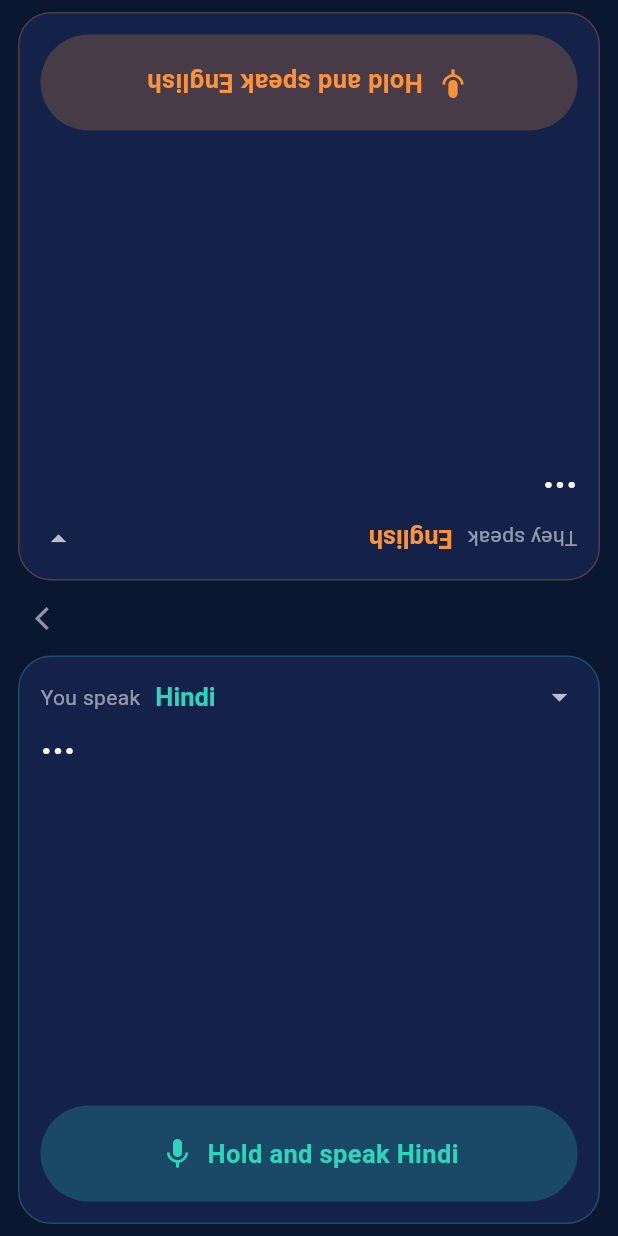
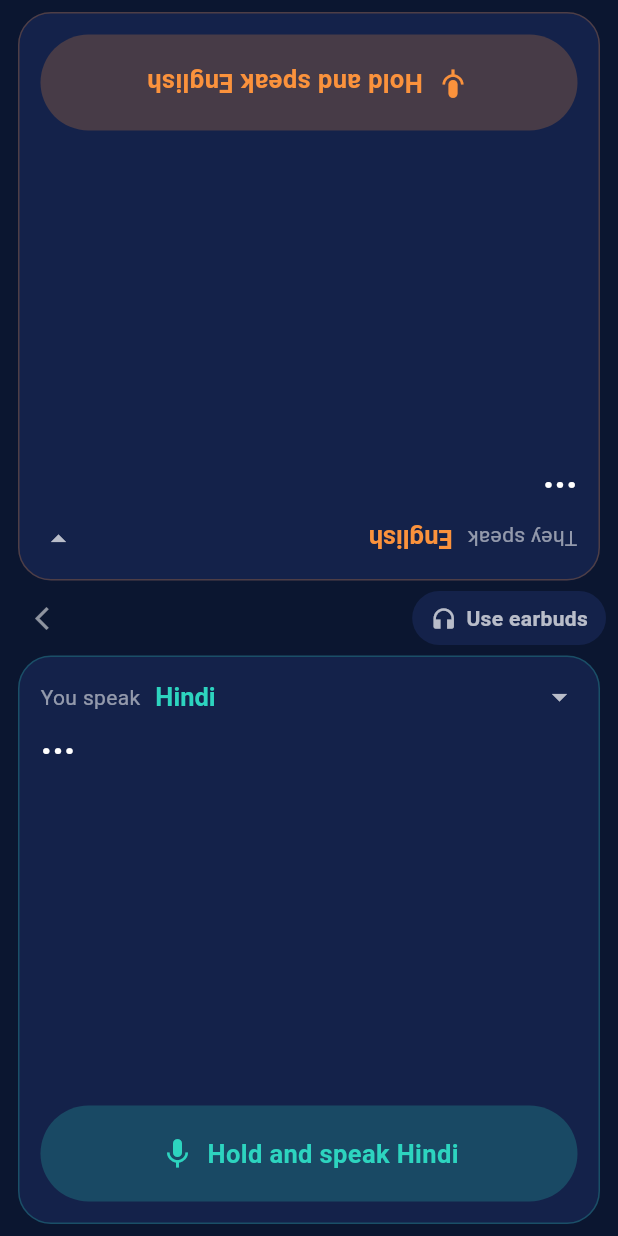
Before and after one commit to gladson-na/tilaya-tilvi, a Flutter app: the TranslateScreen screen opened directly with empty values, on a phone screen of 412 x 824 dp. Run offline on Flutter 3.47's test engine with Material 3 defaults, Android fonts, the phone set to English and light mode, and no system bars; our stand-ins replace audioplayers, flutter_tts, geolocator, speech_to_text; missing offline and left inert: flutter_overlay_window, record, sherpa_onnx; network calls fail.

Commit message:
Three note copies, earbud mode, noise, bubble animation (#43)
* Notes: original plus own-language copy and translation; earbud mode; noise filtering; animated bubble

Co-Authored-By: Claude Sonnet 5.5 <noreply@anthropic.com>
Claude-Session: https://claude.ai/code/session_01LgKE1eCwhuyFEQGMjyRqa5

* Fix pan argument going to the wrong request

Co-Authored-By: Claude Sonnet 5.5 <noreply@anthropic.com>
Claude-Session: https://claude.ai/code/session_01LgKE1eCwhuyFEQGMjyRqa5

---------

Co-authored-by: Claude <noreply@anthropic.com>

```diff
--- a/app/lib/api.dart
+++ b/app/lib/api.dart
@@ -90,12 +90,12 @@ class Api {
   }
 
   /// Sarvam voice as audio bytes, or null if the server voice is not available.
-  static Future<Uint8List?> speak(String text, String lang) async {
+  static Future<Uint8List?> speak(String text, String lang, {String? pan}) async {
     if (slow) return null; // slow internet: the phone's own voice, nothing to download
     try {
       final res = await http
           .post(Uri.parse('$base/speak'),
-              headers: {'Content-Type': 'application/json'}, body: jsonEncode({'text': text, 'lang': lang}))
+              headers: {'Content-Type': 'application/json'}, body: jsonEncode({'text': text, 'lang': lang, if (pan != null) 'pan': pan}))
           .timeout(const Duration(seconds: 40));
       final j = jsonDecode(res.body) as Map<String, dynamic>;
       final a = j['audio'] as String?;
@@ -238,7 +238,7 @@ class Mic {
     ext = opus ? 'ogg' : 'm4a';
     final path = '${dir.path}/tilda_${DateTime.now().microsecondsSinceEpoch}.$ext';
     await _rec.start(
-        RecordConfig(encoder: opus ? AudioEncoder.opus : AudioEncoder.aacLc, sampleRate: 16000, numChannels: 1, bitRate: 20000),
+        RecordConfig(encoder: opus ? AudioEncoder.opus : AudioEncoder.aacLc, sampleRate: 16000, numChannels: 1, bitRate: 20000, echoCancel: true, noiseSuppress: true, autoGain: true),
         path: path);
     _path = path;
     _t0 = DateTime.now();
--- a/app/lib/personal_style.dart
+++ b/app/lib/personal_style.dart
@@ -13,6 +13,8 @@ class PersonalStyle {
   bool keepAudio = false; // keep reviewed recordings on this phone for later personal training (off by default)
   final Set<String> myLangs = {'hi-IN', 'od-IN', 'en-IN'}; // languages the user speaks; guides detection
   bool setupDone = false; // the first-run language question has been answered
+  String copyLang = ''; // Notes: second copy of what was said, in this language's script ('' = off)
+  String meaningLang = ''; // Notes: translation into this language ('' = off)
   String notesLang = 'hi-IN'; // the language notes are also written or translated into
   bool firstDone = false; // the first successful dictation has happened
   double trainedSeconds = 0; // reviewed speech collected so far
@@ -48,6 +50,8 @@ class PersonalStyle {
       firstDone = j['firstDone'] == true;
       setupDone = j['setupDone'] == true;
       if (j['notesLang'] is String) notesLang = j['notesLang'] as String;
+      if (j['copyLang'] is String) copyLang = j['copyLang'] as String;
+      if (j['meaningLang'] is String) meaningLang = j['meaningLang'] as String;
       trainedSeconds = ((j['trainedSeconds'] ?? 0) as num).toDouble();
     } catch (_) {}
   }
@@ -64,6 +68,8 @@ class PersonalStyle {
           'firstDone': firstDone,
           'setupDone': setupDone,
           'notesLang': notesLang,
+          'copyLang': copyLang,
+          'meaningLang': meaningLang,
           'trainedSeconds': trainedSeconds,
         }),
         flush: true);
--- a/app/lib/screen_translate.dart
+++ b/app/lib/screen_translate.dart
@@ -32,6 +32,7 @@ class _TranslateScreenState extends State<TranslateScreen> {
   String _status = '';
   int _downAt = 0;
   bool _ttsDown = false;
+  bool _buds = false; // earbud mode: my side plays in the right ear, the other person's in the left
 
   @override
   void initState() {
@@ -111,7 +112,7 @@ class _TranslateScreenState extends State<TranslateScreen> {
         }
         _status = '';
       });
-      await _speak(out, dst);
+      await _speak(out, dst, me);
     } catch (_) {
       _set(() => _status = 'Could not reach the server. Check the internet and try again.');
     } finally {
@@ -119,10 +120,10 @@ class _TranslateScreenState extends State<TranslateScreen> {
     }
   }
 
-  Future<void> _speak(String text, String lang) async {
+  Future<void> _speak(String text, String lang, bool me) async {
     try {
       if (!_ttsDown) {
-        final b = await Api.speak(text, lang);
+        final b = await Api.speak(text, lang, pan: _buds ? (me ? 'l' : 'r') : null);
         if (b != null) {
           final done = _player.onPlayerComplete.first;
           await _player.play(BytesSource(b));
@@ -225,6 +226,34 @@ class _TranslateScreenState extends State<TranslateScreen> {
               _panel(true),
             ]),
             Positioned(
+              right: 8,
+              top: 0,
+              bottom: 0,
+              child: Align(
+                alignment: Alignment.centerRight,
+                child: Material(
+                  color: _buds ? kTeal : kCard,
+                  shape: const StadiumBorder(),
+                  child: InkWell(
+                    customBorder: const StadiumBorder(),
+                    onTap: () => _set(() {
+                      _buds = !_buds;
+                      _status = _buds ? 'Earbuds on: they hear in the left ear, you hear in the right.' : '';
+                    }),
+                    child: Padding(
+                      padding: const EdgeInsets.symmetric(horizontal: 12, vertical: 8),
+                      child: Row(mainAxisSize: MainAxisSize.min, children: [
+                        Icon(Icons.headphones, size: 18, color: _buds ? Colors.black : Colors.white70),
+                        const SizedBox(width: 6),
+                        Text(_buds ? 'Earbuds on' : 'Use earbuds',
+                            style: TextStyle(color: _buds ? Colors.black : Colors.white70, fontWeight: FontWeight.w600)),
+                      ]),
+                    ),
+                  ),
+                ),
+              ),
+            ),
+            Positioned(
               left: 4,
               top: 0,
               bottom: 0,
```
Also changed, not shown: app/lib/screen_notes.dart (+46 -46 lines), 3 other files.
